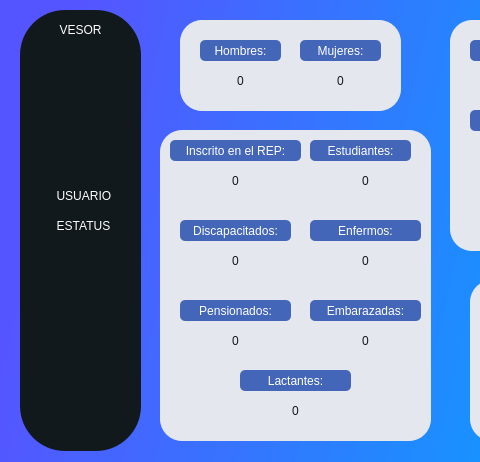
Qt form VESOR/Archivos/Ventana_inicial_menus.ui (JoseSierraVzl/Proyecto-VESOR) before a commit; both pictures show x 0 to 480 and y 0 to 462 of the 745 by 462 pixel window.
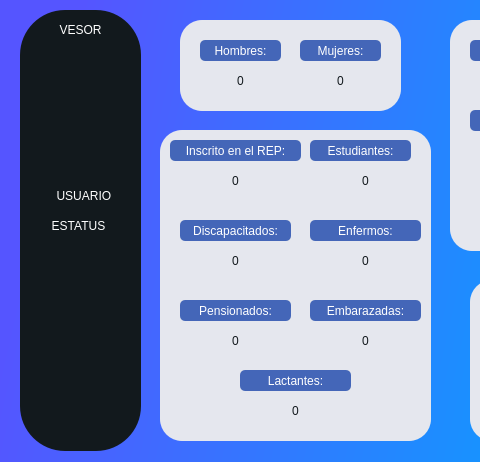
The same form after that commit. Icons and pictures are not drawn.

Patch:
```diff
--- a/VESOR/Archivos/Ventana_inicial_menus.ui
+++ b/VESOR/Archivos/Ventana_inicial_menus.ui
@@ -188,9 +188,9 @@
     <widget class="QPushButton" name="buttonStatus">
      <property name="geometry">
       <rect>
-       <x>3</x>
+       <x>-7</x>
        <y>200</y>
-       <width>121</width>
+       <width>131</width>
        <height>31</height>
       </rect>
      </property>
```
